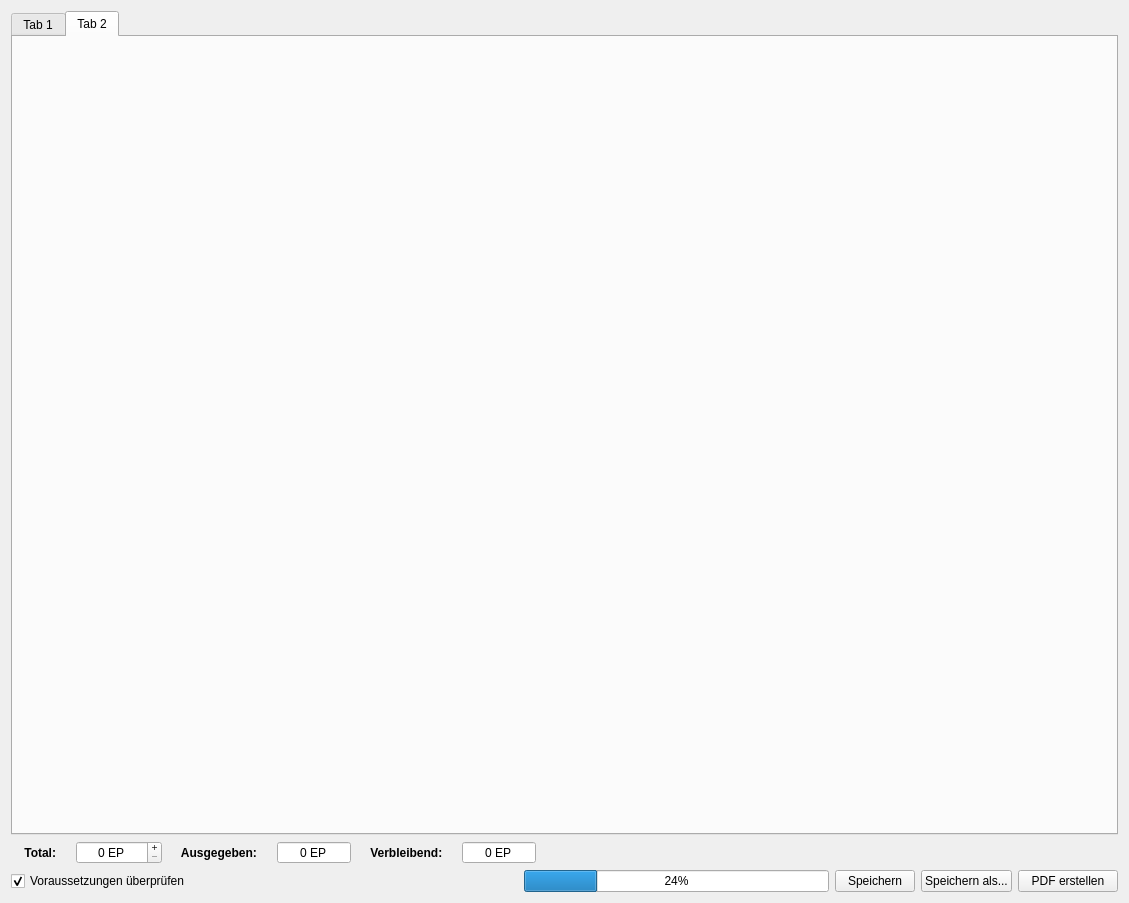
Qt form designer/CharakterMain.ui (Aeolitus/Sephrasto) before a commit.
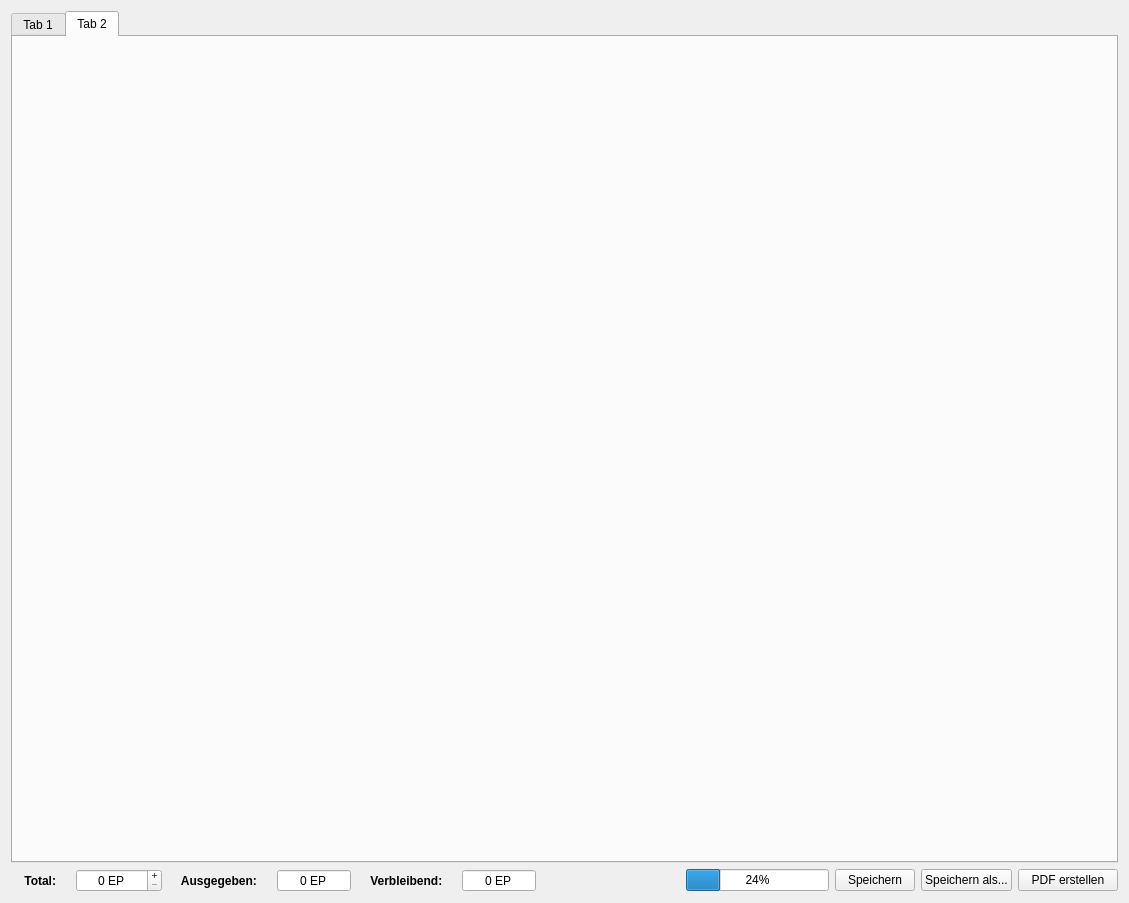
The same form after that commit.

The edit to the form file:
```diff
--- a/designer/CharakterMain.ui
+++ b/designer/CharakterMain.ui
@@ -31,7 +31,7 @@
         <x>0</x>
         <y>0</y>
         <width>1107</width>
-        <height>815</height>
+        <height>844</height>
        </rect>
       </property>
       <layout class="QVBoxLayout" name="verticalLayout_2">
@@ -85,93 +85,6 @@
      </widget>
     </widget>
    </item>
-   <item row="2" column="0">
-    <layout class="QHBoxLayout" name="horizontalLayout_3">
-     <item>
-      <widget class="QCheckBox" name="checkReq">
-       <property name="sizePolicy">
-        <sizepolicy hsizetype="Expanding" vsizetype="Fixed">
-         <horstretch>0</horstretch>
-         <verstretch>0</verstretch>
-        </sizepolicy>
-       </property>
-       <property name="minimumSize">
-        <size>
-         <width>125</width>
-         <height>0</height>
-        </size>
-       </property>
-       <property name="text">
-        <string>Voraussetzungen überprüfen</string>
-       </property>
-       <property name="checked">
-        <bool>true</bool>
-       </property>
-      </widget>
-     </item>
-     <item>
-      <widget class="QProgressBar" name="progressBar">
-       <property name="enabled">
-        <bool>true</bool>
-       </property>
-       <property name="maximumSize">
-        <size>
-         <width>305</width>
-         <height>16777215</height>
-        </size>
-       </property>
-       <property name="value">
-        <number>24</number>
-       </property>
-      </widget>
-     </item>
-     <item>
-      <widget class="QPushButton" name="buttonQuicksave">
-       <property name="minimumSize">
-        <size>
-         <width>75</width>
-         <height>0</height>
-        </size>
-       </property>
-       <property name="text">
-        <string>Speichern</string>
-       </property>
-      </widget>
-     </item>
-     <item>
-      <widget class="QPushButton" name="buttonSave">
-       <property name="minimumSize">
-        <size>
-         <width>75</width>
-         <height>0</height>
-        </size>
-       </property>
-       <property name="text">
-        <string>Speichern als...</string>
-       </property>
-      </widget>
-     </item>
-     <item>
-      <widget class="QPushButton" name="buttonSavePDF">
-       <property name="minimumSize">
-        <size>
-         <width>100</width>
-         <height>0</height>
-        </size>
-       </property>
-       <property name="maximumSize">
-        <size>
-         <width>16777214</width>
-         <height>16777215</height>
-        </size>
-       </property>
-       <property name="text">
-        <string>PDF erstellen</string>
-       </property>
-      </widget>
-     </item>
-    </layout>
-   </item>
    <item row="1" column="0">
     <layout class="QHBoxLayout" name="horizontalLayout_2">
      <item>
@@ -295,6 +208,67 @@
        </property>
       </spacer>
      </item>
+     <item>
+      <widget class="QProgressBar" name="progressBar">
+       <property name="enabled">
+        <bool>true</bool>
+       </property>
+       <property name="maximumSize">
+        <size>
+         <width>305</width>
+         <height>16777215</height>
+        </size>
+       </property>
+       <property name="value">
+        <number>24</number>
+       </property>
+      </widget>
+     </item>
+     <item>
+      <widget class="QPushButton" name="buttonQuicksave">
+       <property name="minimumSize">
+        <size>
+         <width>75</width>
+         <height>0</height>
+        </size>
+       </property>
+       <property name="text">
+        <string>Speichern</string>
+       </property>
+      </widget>
+     </item>
+     <item>
+      <widget class="QPushButton" name="buttonSave">
+       <property name="minimumSize">
+        <size>
+         <width>75</width>
+         <height>0</height>
+        </size>
+       </property>
+       <property name="text">
+        <string>Speichern als...</string>
+       </property>
+      </widget>
+     </item>
+     <item>
+      <widget class="QPushButton" name="buttonSavePDF">
+       <property name="minimumSize">
+        <size>
+         <width>100</width>
+         <height>0</height>
+        </size>
+       </property>
+       <property name="maximumSize">
+        <size>
+         <width>16777214</width>
+         <height>16777215</height>
+        </size>
+       </property>
+       <property name="text">
+        <string>PDF erstellen</string>
+       </property>
+      </widget>
+     </item>
     </layout>
    </item>
   </layout>
```
Left out of the diff: 4 changed lines with no effect on the pictures.
